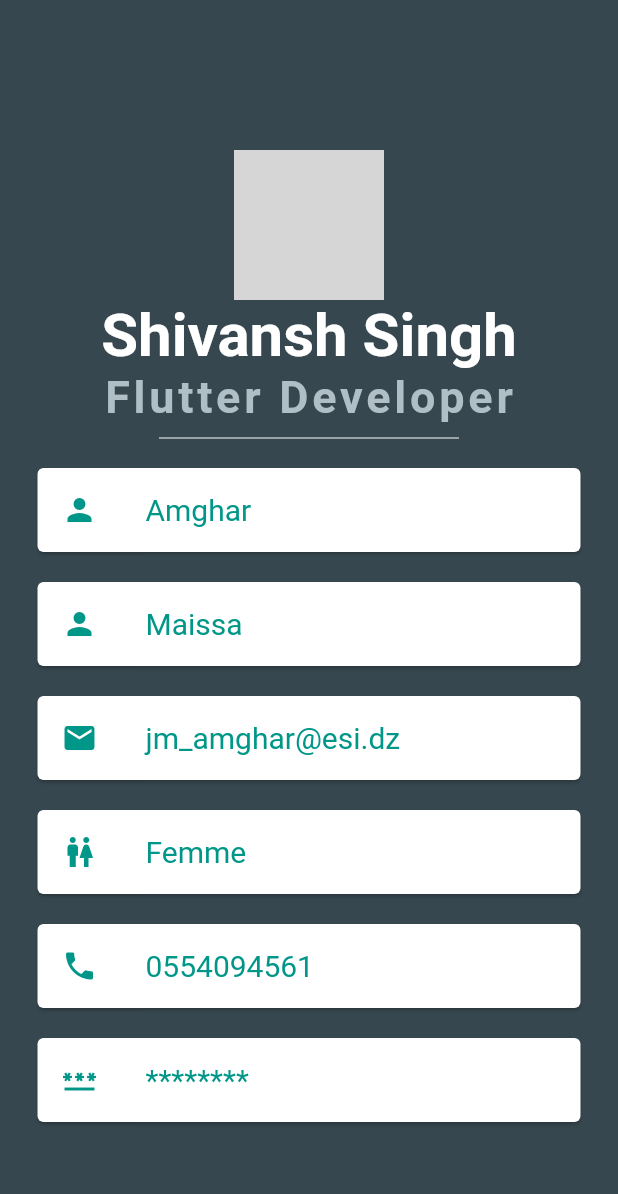
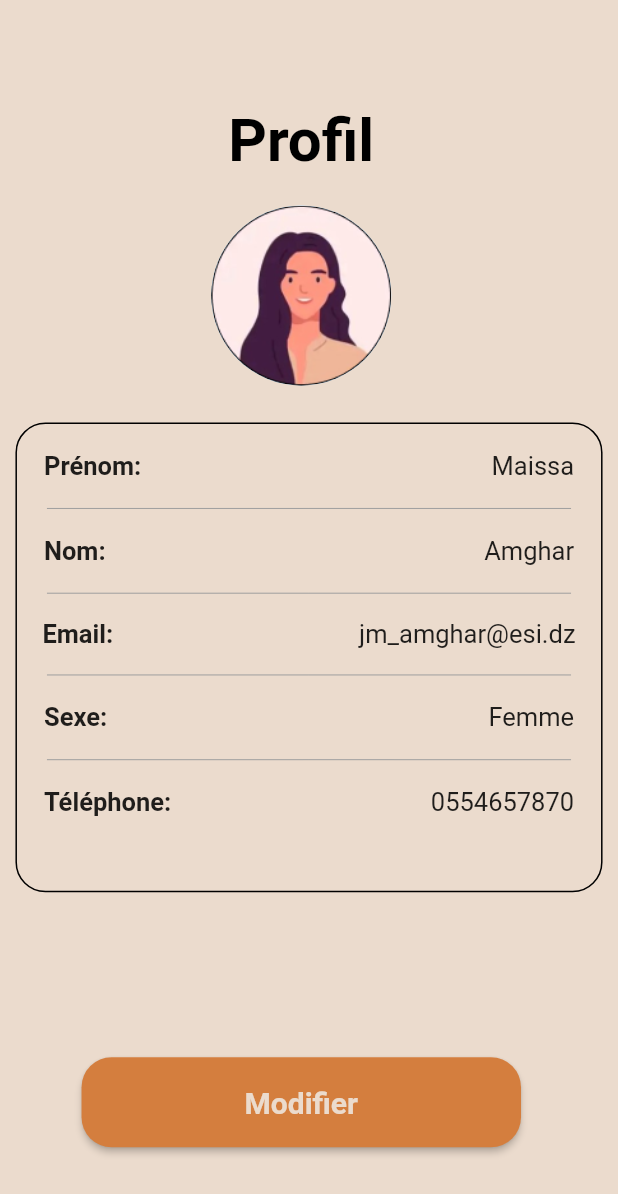
Before and after one commit to maissaAmg/smartbev_mobile3, a Flutter app: the screen it shows after launch, after a tap on "Commencer", on a phone screen of 412 x 824 dp. Shown: the top 1194 px of the screen. Run offline on Flutter 3.47's test engine with Material 2 defaults, Android fonts, the phone set to English and light mode, and no system bars; Roboto replaces fonts that are missing (Pacifico, Source Sans Pro); grey boxes are pictures that could not be loaded.

Commit message:
first version of profil

```diff
--- a/lib/Screens/profil_screen.dart
+++ b/lib/Screens/profil_screen.dart
@@ -1,6 +1,5 @@
-// ignore_for_file: camel_case_types
-
 import 'package:flutter/material.dart';
+import 'package:login/Widgets/button_widget.dart';
 import 'package:login/Widgets/info_card.dart';
 
 // our data
@@ -11,58 +10,51 @@ const sexe = "Femme";
 const tel = "0554094561";
 const mdp = "********";
 
-class profil extends StatelessWidget {
-  const profil({super.key});
+class Profil extends StatelessWidget {
+  const Profil({Key? key}) : super(key: key);
 
   @override
   Widget build(BuildContext context) {
     return Scaffold(
-        backgroundColor: Colors.blueGrey[800],
       body: SafeArea(
-          minimum: const EdgeInsets.only(top: 100),
+        minimum: const EdgeInsets.only(top: 70),
         child: Column(
           children: <Widget>[
-              const CircleAvatar(
-                radius: 50,
-                backgroundImage: AssetImage('assets/avatar.jpg'),
-              ),
             const Text(
-                "Shivansh Singh",
+              "Profil",
               style: TextStyle(
                 fontSize: 40.0,
-                  color: Colors.white,
+                color: Colors.black,
                 fontWeight: FontWeight.bold,
-                  fontFamily: "Pacifico",
               ),
             ),
-              Text(
-                "Flutter Developer",
-                style: TextStyle(
-                    fontSize: 30,
-                    color: Colors.blueGrey[200],
-                    letterSpacing: 2.5,
-                    fontWeight: FontWeight.bold,
-                    fontFamily: "Source Sans Pro"),
-              ),
-              const SizedBox(
-                height: 20,
-                width: 200,
-                child: Divider(
-                  color: Colors.white,
+            const Padding(
+              padding: EdgeInsets.only(top: 20),
+              child: CircleAvatar(
+                backgroundImage: AssetImage('assets/avatar.png'),
+                radius: 60,
               ),
             ),
-
-              // we will be creating a new widget name info carrd
-
             InfoCard(text: nom, icon: Icons.person, onPressed: () async {}),
-              InfoCard(
-                  text: prenom, icon: Icons.person, onPressed: () async {}),
-              InfoCard(text: email, icon: Icons.email, onPressed: () async {}),
-              InfoCard(text: sexe, icon: Icons.wc, onPressed: () async {}),
-              InfoCard(text: tel, icon: Icons.phone, onPressed: () async {}),
-              InfoCard(text: mdp, icon: Icons.password, onPressed: () async {})
+            const SizedBox(height: 110), // add some space
+            SizedBox(
+              width: 293.0,
+              height: 60.0,
+              child: ButtonWidget(
+                btnText: "Modifier",
+                onPress: () {
+                  Navigator.push(
+                    context,
+                    MaterialPageRoute(
+                      builder: (context) => const Profil(),
+                    ),
+                  );
+                },
+              ),
+            ),
           ],
         ),
-        ));
+      ),
+    );
   }
 }
--- a/lib/Screens/welcome_screen.dart
+++ b/lib/Screens/welcome_screen.dart
@@ -44,7 +44,7 @@ class _WelcomeScreenState extends State<WelcomeScreen> {
                         Navigator.push(
                           context,
                           MaterialPageRoute(
-                            builder: (context) => const profil(),
+                            builder: (context) => const Profil(),
                           ),
                         );
                       },
--- a/lib/Widgets/button_widget.dart
+++ b/lib/Widgets/button_widget.dart
@@ -19,10 +19,10 @@ class ButtonWidget extends StatelessWidget {
           borderRadius: BorderRadius.circular(20.0),
         ),
       ),
-      child: const SizedBox(
+      child: SizedBox(
         child: Center(
-          child: Text('Commencer',
-              style: TextStyle(
+          child: Text(btnText,
+              style: const TextStyle(
                 fontSize: 20.0,
                 fontWeight: FontWeight.w700,
                 color: Color(0xFFEBDBCD),
--- a/lib/Widgets/info_card.dart
+++ b/lib/Widgets/info_card.dart
@@ -12,27 +12,159 @@ class InfoCard extends StatelessWidget {
       required this.text,
       required this.icon,
       required this.onPressed});
-
   @override
   Widget build(BuildContext context) {
-    return GestureDetector(
-      //onTap: onPressed(),
-      child: Card(
-        color: Colors.white,
-        margin: const EdgeInsets.symmetric(vertical: 10, horizontal: 25),
-        child: ListTile(
-          leading: Icon(
-            icon,
-            color: Colors.teal,
+    return Container(
+      width: MediaQuery.of(context).size.width * 0.95,
+      height: MediaQuery.of(context).size.height * 0.38,
+      margin: EdgeInsets.only(
+        left: MediaQuery.of(context).size.width * 0.025,
+        top: MediaQuery.of(context).size.height * 0.03,
+      ),
+      decoration: BoxDecoration(
+        color: Colors.transparent,
+        borderRadius: BorderRadius.circular(20),
+        border: Border.all(
+          color: Colors.black,
+          width: 1,
+        ),
+        // boxShadow: [
+        //   BoxShadow(
+        //     color: const Color(0xFFEBDBCD).withOpacity(0.5),
+        //     spreadRadius: 5,
+        //     blurRadius: 7,
+        //     offset: const Offset(0, 3),
+        //   ),
+        // ],
+      ),
+      child: Column(
+        crossAxisAlignment: CrossAxisAlignment.start,
+        children: [
+          Padding(
+            padding: const EdgeInsets.all(18.0),
+            child: Row(
+              mainAxisAlignment: MainAxisAlignment.spaceBetween,
+              // ignore: prefer_const_literals_to_create_immutables
+              children: [
+                const Text(
+                  'Prénom:',
+                  style: TextStyle(
+                    fontSize: 17,
+                    fontWeight: FontWeight.bold,
+                  ),
+                ),
+                const Text(
+                  "Maissa",
+                  style: TextStyle(fontSize: 17),
+                ),
+              ],
+            ),
           ),
-          title: Text(
-            text,
-            style: const TextStyle(
-                color: Colors.teal,
-                fontSize: 20,
-                fontFamily: "Source Sans Pro"),
+          const Divider(
+            height: 0.5,
+            color: Colors.grey,
+            indent: 20,
+            endIndent: 20,
           ),
-        ),
+          Padding(
+            padding: const EdgeInsets.all(18.0),
+            child: Row(
+              mainAxisAlignment: MainAxisAlignment.spaceBetween,
+              // ignore: prefer_const_literals_to_create_immutables
+              children: [
+                const Text(
+                  'Nom:',
+                  style: TextStyle(
+                    fontSize: 17,
+                    fontWeight: FontWeight.bold,
+                  ),
+                ),
+                const Text(
+                  "Amghar",
+                  style: TextStyle(fontSize: 17),
+                ),
+              ],
+            ),
+          ),
+          const Divider(
+            height: 0.5,
+            color: Colors.grey,
+            indent: 20,
+            endIndent: 20,
+          ),
+          Padding(
+            padding: const EdgeInsets.all(17.0),
+            child: Row(
+              mainAxisAlignment: MainAxisAlignment.spaceBetween,
+              // ignore: prefer_const_literals_to_create_immutables
+              children: [
+                const Text(
+                  'Email:',
+                  style: TextStyle(
+                    fontSize: 17,
+                    fontWeight: FontWeight.bold,
+                  ),
+                ),
+                const Text(
+                  "jm_amghar@esi.dz",
+                  style: TextStyle(fontSize: 17),
+                ),
+              ],
+            ),
+          ),
+          const Divider(
+            height: 0.5,
+            color: Colors.grey,
+            indent: 20,
+            endIndent: 20,
+          ),
+          Padding(
+            padding: const EdgeInsets.all(18.0),
+            child: Row(
+              mainAxisAlignment: MainAxisAlignment.spaceBetween,
+              // ignore: prefer_const_literals_to_create_immutables
+              children: [
+                const Text(
+                  'Sexe:',
+                  style: TextStyle(
+                    fontSize: 17,
+                    fontWeight: FontWeight.bold,
+                  ),
+                ),
+                const Text(
+                  "Femme",
+                  style: TextStyle(fontSize: 17),
+                ),
+              ],
+            ),
+          ),
+          const Divider(
+            height: 0.5,
+            color: Colors.grey,
+            indent: 20,
+            endIndent: 20,
+          ),
+          Padding(
+            padding: const EdgeInsets.all(18.0),
+            child: Row(
+              mainAxisAlignment: MainAxisAlignment.spaceBetween,
+              // ignore: prefer_const_literals_to_create_immutables
+              children: [
+                const Text(
+                  'Téléphone:',
+                  style: TextStyle(
+                    fontSize: 17,
+                    fontWeight: FontWeight.bold,
+                  ),
+                ),
+                const Text(
+                  "0554657870",
+                  style: TextStyle(fontSize: 17),
+                ),
+              ],
+            ),
+          ),
+        ],
       ),
     );
   }
--- a/pubspec.yaml
+++ b/pubspec.yaml
@@ -92,3 +92,4 @@ flutter:
   assets:
     - assets/logo.png
     - assets/maa.png
+    - assets/avatar.png
```
Also changed, not shown: assets/avatar.png (added). Lines whose indentation alone changed are shown as unchanged.
